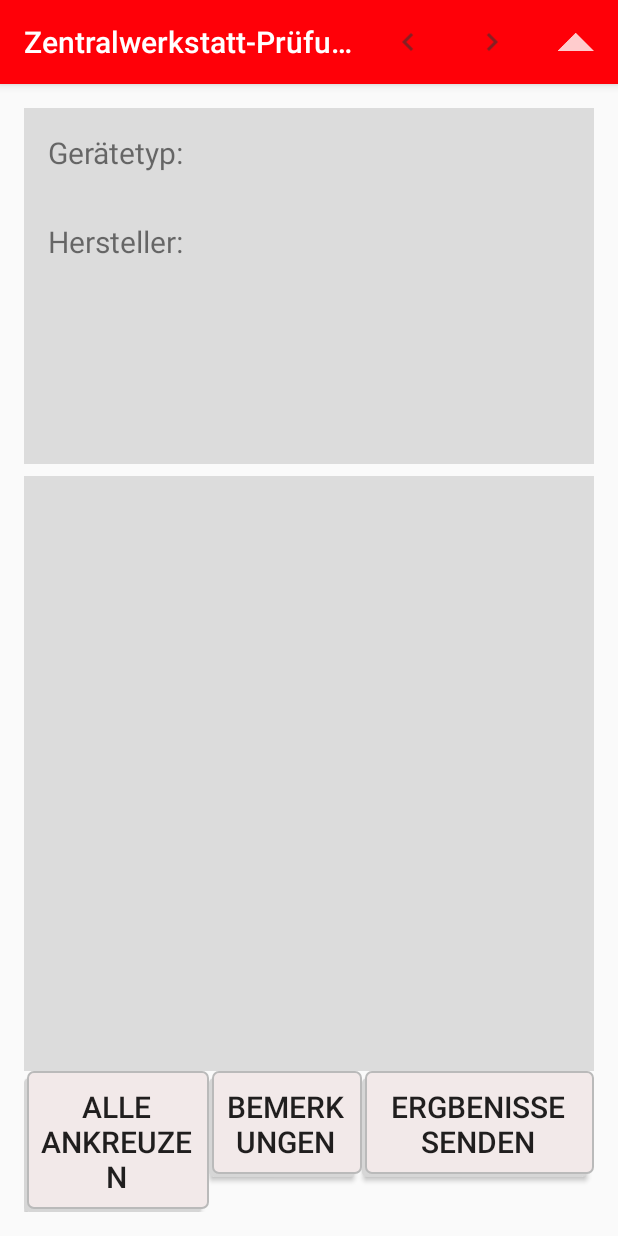
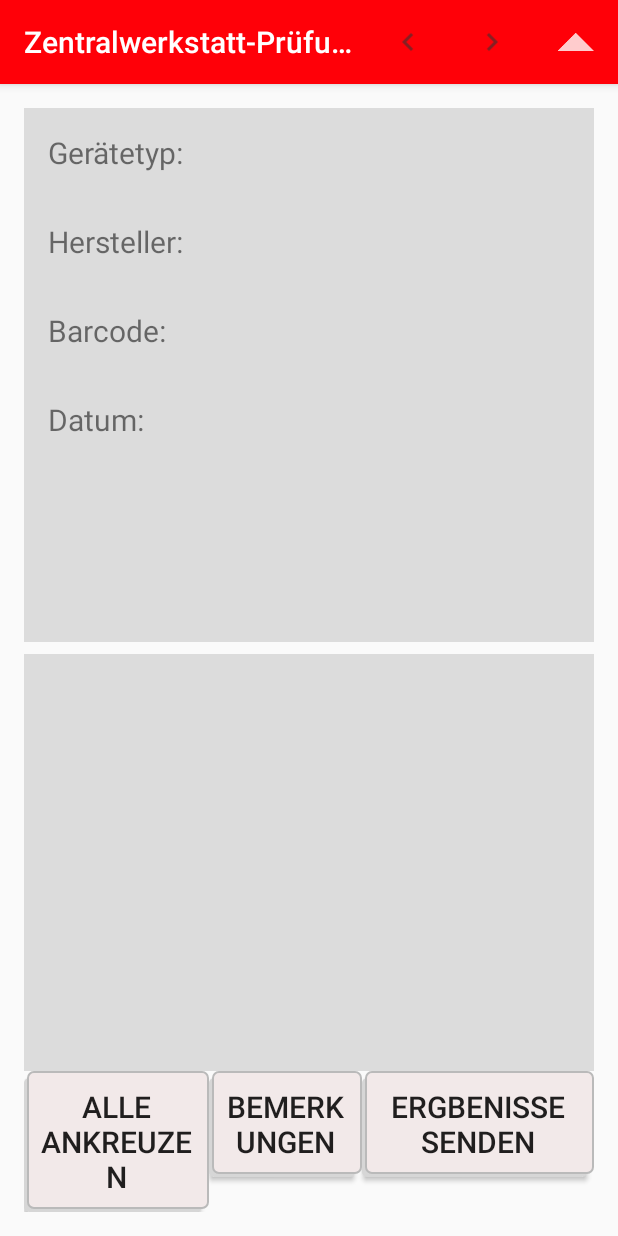
Before and after one commit to PatVax/Gereatepruefung_2, an Android app: the ListActivity screen opened directly, with no data from a screen before it, on a phone screen of 412 x 824 dp. Run offline under Robolectric (Android 15) with nearby library versions, the phone set to English and light mode, and no system bars; network calls fail; 10 statements that could not run were skipped.

Commit message:
Tested, full main functionality, adjusted Pruefung class, ListActivity working, previous tests can be shown, DBAsyncTask modified for inserting data, all Activities based upon Pruefung class.

```diff
--- a/app/src/main/java/de/akbk_horrem/zentralwerkstatt/gereatepruefung_2/fragments/ListHeaderFragment.java
+++ b/app/src/main/java/de/akbk_horrem/zentralwerkstatt/gereatepruefung_2/fragments/ListHeaderFragment.java
@@ -1,36 +1,37 @@
 package de.akbk_horrem.zentralwerkstatt.gereatepruefung_2.fragments;
 
-import android.content.ContentValues;
 import android.content.Context;
 import android.net.Uri;
 import android.os.Bundle;
-import android.os.Parcelable;
+import android.support.annotation.Nullable;
 import android.support.v4.app.Fragment;
 import android.view.LayoutInflater;
 import android.view.View;
 import android.view.ViewGroup;
 import android.widget.TextView;
 import de.akbk_horrem.zentralwerkstatt.gereatepruefung_2.R;
-import java.util.ArrayList;
+import de.akbk_horrem.zentralwerkstatt.gereatepruefung_2.dbUtils.Pruefung;
 
 public class ListHeaderFragment extends Fragment {
-    private static final String ARG_PARAMS = "list";
+    private static final String ARG_PARAMS = "pruefung";
     private static boolean showing = true;
     private TextView footerTextView;
     private TextView geraetetypTextViewRight;
     private TextView headerTextView;
     private TextView herstellerTextViewRight;
+    private TextView barcodeTextViewRight;
+    private TextView datumTextViewRight;
     private OnFragmentInteractionListener mListener;
-    private ArrayList<ContentValues> valuesArray;
+    private Pruefung pruefung;
 
     public interface OnFragmentInteractionListener {
         void onFragmentInteraction(Uri uri);
     }
 
-    public static ListHeaderFragment newInstance(ArrayList<Parcelable> params) {
+    public static ListHeaderFragment newInstance(Pruefung pruefung) {
         ListHeaderFragment fragment = new ListHeaderFragment();
         Bundle args = new Bundle();
-        args.putParcelableArrayList(ARG_PARAMS, params);
+        args.putParcelable(ARG_PARAMS, pruefung);
         fragment.setArguments(args);
         return fragment;
     }
@@ -38,29 +39,38 @@ public class ListHeaderFragment extends Fragment {
     public void onCreate(Bundle savedInstanceState) {
         super.onCreate(savedInstanceState);
         if (getArguments() != null) {
-            this.valuesArray = getArguments().getParcelableArrayList(ARG_PARAMS);
+            this.pruefung = getArguments().getParcelable(ARG_PARAMS);
         }
     }
 
     public View onCreateView(LayoutInflater inflater, ViewGroup container, Bundle savedInstanceState) {
         View view = inflater.inflate(R.layout.fragment_list_header, container, false);
-        this.geraetetypTextViewRight = (TextView) view.findViewById(R.id.geraetetypTextViewRight);
-        this.herstellerTextViewRight = (TextView) view.findViewById(R.id.herstellerTextViewRight);
-        this.headerTextView = (TextView) view.findViewById(R.id.headerTextView);
-        this.footerTextView = (TextView) view.findViewById(R.id.footerTextView);
-        this.geraetetypTextViewRight.setText(((ContentValues) this.valuesArray.get(0)).getAsString("GeraeteName"));
-        this.herstellerTextViewRight.setText(((ContentValues) this.valuesArray.get(0)).getAsString("HerstellerName"));
-        if (((ContentValues) this.valuesArray.get(0)).getAsString("HeaderText").equals("")) {
+        this.geraetetypTextViewRight = view.findViewById(R.id.geraetetypTextViewRight);
+        this.herstellerTextViewRight = view.findViewById(R.id.herstellerTextViewRight);
+        this.barcodeTextViewRight = view.findViewById(R.id.barcodeTextViewRight);
+        this.datumTextViewRight = view.findViewById(R.id.datumTextViewRight);
+        this.headerTextView = view.findViewById(R.id.headerTextView);
+        this.footerTextView = view.findViewById(R.id.footerTextView);
+        updateView(null);
+        return view;
+    }
+
+    public void updateView(@Nullable Pruefung pruefung) {
+        if (pruefung != null) this.pruefung = pruefung;
+        this.geraetetypTextViewRight.setText(this.pruefung.getGeraeteName());
+        this.herstellerTextViewRight.setText(this.pruefung.getHerstellerName());
+        this.barcodeTextViewRight.setText(this.pruefung.getBarcode());
+        this.datumTextViewRight.setText(this.pruefung.getFormatDatum());
+        if (this.pruefung.getHeaderText() == null || this.pruefung.getHeaderText().equals("")) {
             this.headerTextView.setVisibility(View.GONE);
         } else {
-            this.headerTextView.setText(((ContentValues) this.valuesArray.get(0)).getAsString("HeaderText"));
+            this.headerTextView.setText(this.pruefung.getHeaderText());
         }
-        if (((ContentValues) this.valuesArray.get(0)).getAsString("FooterText").equals("")) {
+        if (this.pruefung.getFooterText() == null || this.pruefung.getFooterText().equals("")) {
             this.footerTextView.setVisibility(View.GONE);
         } else {
-            this.footerTextView.setText(((ContentValues) this.valuesArray.get(0)).getAsString("FooterText"));
+            this.footerTextView.setText(this.pruefung.getFooterText());
         }
-        return view;
     }
 
     public void onButtonPressed(Uri uri) {
--- a/app/src/main/java/de/akbk_horrem/zentralwerkstatt/gereatepruefung_2/fragments/ListScrollViewFragment.java
+++ b/app/src/main/java/de/akbk_horrem/zentralwerkstatt/gereatepruefung_2/fragments/ListScrollViewFragment.java
@@ -1,6 +1,5 @@
 package de.akbk_horrem.zentralwerkstatt.gereatepruefung_2.fragments;
 
-import android.content.ContentValues;
 import android.content.Context;
 import android.net.Uri;
 import android.os.Bundle;
@@ -13,37 +12,34 @@ import android.view.ViewGroup;
 import android.widget.ListView;
 import de.akbk_horrem.zentralwerkstatt.gereatepruefung_2.R;
 import de.akbk_horrem.zentralwerkstatt.gereatepruefung_2.adapter.ListAdapter;
-import java.util.ArrayList;
+import de.akbk_horrem.zentralwerkstatt.gereatepruefung_2.dbUtils.Pruefung;
 
 public class ListScrollViewFragment extends ListFragment {
-    private static final String ARG_PARAMS = "list";
+    private static final String PRUEFUNG = "pruefung", ENABLED = "enabled";
     private ListView listView;
     private OnFragmentInteractionListener mListener;
-    private ArrayList<ContentValues> valuesArray;
 
     public interface OnFragmentInteractionListener {
         void onFragmentInteraction(Uri uri);
     }
 
-    public static ListScrollViewFragment newInstance(ArrayList<Parcelable> params) {
+    public static ListScrollViewFragment newInstance(Pruefung pruefung, boolean enabled) {
         ListScrollViewFragment fragment = new ListScrollViewFragment();
         Bundle args = new Bundle();
-        args.putParcelableArrayList(ARG_PARAMS, params);
+        args.putParcelable(PRUEFUNG, pruefung);
+        args.putBoolean(ENABLED, enabled);
         fragment.setArguments(args);
         return fragment;
     }
 
     public void onCreate(Bundle savedInstanceState) {
         super.onCreate(savedInstanceState);
-        if (getArguments() != null) {
-            this.valuesArray = getArguments().getParcelableArrayList(ARG_PARAMS);
-        }
     }
 
     public View onCreateView(LayoutInflater inflater, ViewGroup container, Bundle savedInstanceState) {
         View view = inflater.inflate(R.layout.fragment_list_scroll_view, container, false);
-        this.listView = (ListView) view.findViewById(R.id.listScrollView);
-        this.listView.setAdapter(new ListAdapter(getContext(), this.valuesArray));
+        this.listView = view.findViewById(R.id.listScrollView);
+        this.listView.setAdapter(new ListAdapter(getContext(), (Pruefung) getArguments().getParcelable(PRUEFUNG), getArguments().getBoolean(ENABLED)));
         return view;
     }
 
@@ -87,7 +83,16 @@ public class ListScrollViewFragment extends ListFragment {
         ((ListAdapter) this.listView.getAdapter()).checkAll();
     }
 
+    @Override
     public ListView getListView() {
         return this.listView;
     }
+
+    public Parcelable getListState(){
+        return getListView().onSaveInstanceState();
+    }
+
+    public void setListState(Parcelable listState){
+        getListView().onRestoreInstanceState(listState);
+    }
 }
--- a/app/src/main/res/layout-land/activity_list.xml
+++ b/app/src/main/res/layout-land/activity_list.xml
@@ -24,7 +24,7 @@
         android:layout_marginRight="@dimen/list_activity_margin"
         android:maxLines="5"
         android:ems="10"
-        android:inputType="text|textCapCharacters|textCapWords|textCapSentences|textAutoCorrect|textAutoComplete|textMultiLine|textImeMultiLine|textNoSuggestions|textUri|textEmailAddress|textEmailSubject|textShortMessage|textLongMessage|textPersonName|textPostalAddress|textPassword|textVisiblePassword|textWebEditText|textFilter|textPhonetic|textWebEmailAddress|textWebPassword|phone" />
+        android:inputType="text|textCapSentences|textAutoCorrect|textAutoComplete|textMultiLine|textImeMultiLine" />
     <LinearLayout android:orientation="horizontal"
         android:layout_width="match_parent"
         android:layout_height="wrap_content">
--- a/app/src/main/res/layout/fragment_list_header.xml
+++ b/app/src/main/res/layout/fragment_list_header.xml
@@ -40,6 +40,42 @@
             android:text=""
             android:layout_weight="1.0" />
     </LinearLayout>
+    <LinearLayout android:orientation="horizontal"
+        android:layout_width="match_parent"
+        android:layout_height="wrap_content"
+        android:layout_margin="@dimen/list_activity_margin">
+        <TextView android:textSize="@dimen/list_activity_text_size"
+            android:id="@+id/barcodeTextViewLeft"
+            android:layout_width="wrap_content"
+            android:layout_height="wrap_content"
+            android:text="@string/list_barcode_text"
+            android:layout_weight="0.0" />
+        <TextView android:textSize="@dimen/list_activity_text_size"
+            android:gravity="end"
+            android:id="@+id/barcodeTextViewRight"
+            android:layout_width="wrap_content"
+            android:layout_height="wrap_content"
+            android:text=""
+            android:layout_weight="1.0" />
+    </LinearLayout>
+    <LinearLayout android:orientation="horizontal"
+        android:layout_width="match_parent"
+        android:layout_height="wrap_content"
+        android:layout_margin="@dimen/list_activity_margin">
+        <TextView android:textSize="@dimen/list_activity_text_size"
+            android:id="@+id/datumTextViewLeft"
+            android:layout_width="wrap_content"
+            android:layout_height="wrap_content"
+            android:text="@string/list_datum_text"
+            android:layout_weight="0.0" />
+        <TextView android:textSize="@dimen/list_activity_text_size"
+            android:gravity="end"
+            android:id="@+id/datumTextViewRight"
+            android:layout_width="wrap_content"
+            android:layout_height="wrap_content"
+            android:text=""
+            android:layout_weight="1.0" />
+    </LinearLayout>
         <TextView android:textSize="@dimen/list_activity_text_size"
             android:id="@+id/headerTextView"
             android:layout_width="match_parent"
--- a/app/src/main/res/values/strings.xml
+++ b/app/src/main/res/values/strings.xml
@@ -15,6 +15,8 @@
     <string name="hostTextView">Host:</string>
     <string name="list_geraet_text">Gerätetyp:</string>
     <string name="list_hersteller_text">Hersteller:</string>
+    <string name="list_barcode_text">Barcode:</string>
+    <string name="list_datum_text">Datum:</string>
     <string name="menu_barcode">Manuelle Eingabe</string>
     <string name="menu_manuelleEingabe">Manuelle Eingabe</string>
     <string name="offlineModeCheckBoxText">Offline-Modus einschalten</string>
```
Also changed, not shown: app/src/main/java/de/akbk_horrem/zentralwerkstatt/gereatepruefung_2/ListActivity.java (+142 -93 lines), app/src/main/java/de/akbk_horrem/zentralwerkstatt/gereatepruefung_2/MainActivity.java (+1 -6 lines), app/src/main/java/de/akbk_horrem/zentralwerkstatt/gereatepruefung_2/adapter/ListAdapter.java (+68 -80 lines), app/src/main/java/de/akbk_horrem/zentralwerkstatt/gereatepruefung_2/dbUtils/Pruefung.java (+70 -26 lines), app/src/main/java/de/akbk_horrem/zentralwerkstatt/gereatepruefung_2/dbUtils/mainDB/DBAsyncTask.java (+11 -8 lines), 133 other files. Lines whose indentation alone changed are shown as unchanged.
